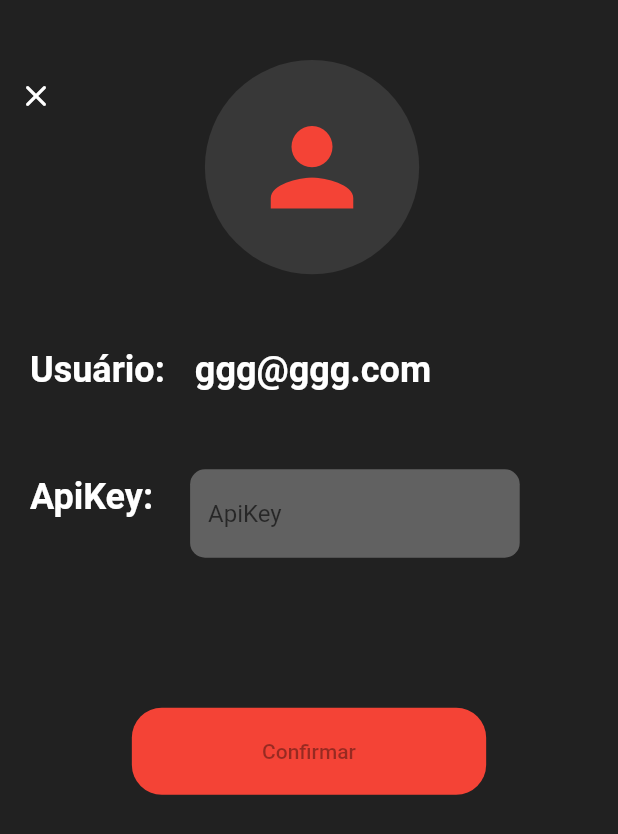
After one commit to DuvCabrera/who-writes, a Flutter app: the HomePage screen opened by its route, after a tap on the "engineering" icon, on a phone screen of 412 x 824 dp. The commit adds this screen. Shown: the top 834 px of the screen. Run offline on Flutter 3.47's test engine with Material 2 defaults, Android fonts, the phone set to English and light mode, and no system bars; our stand-ins replace firebase_auth, firebase_core, flutter_riverpod, go_router, rxdart; missing offline and left inert: open_ai_simplified; accounts and stored records are empty.

Commit message:
[WW-15] created home page

```diff
--- a/lib/common/routing.dart
+++ b/lib/common/routing.dart
@@ -3,14 +3,17 @@ import 'package:go_router/go_router.dart';
 import 'package:who_writes/presentation/auth/login/login_page.dart';
 import 'package:who_writes/presentation/auth/recover/recover_page.dart';
 import 'package:who_writes/presentation/auth/register/register_page.dart';
+import 'package:who_writes/presentation/completion/home/home_page.dart';
 
 const _loginPage = '/';
 const _registerPage = 'register';
 const _recoverPage = 'recover';
+const _homePage = 'home';
 
 const _loginPath = _loginPage;
 const _registerPath = _loginPath + _registerPage;
 const _recoverPath = _loginPath + _recoverPage;
+const _homePath = _loginPath + _homePage;
 
 final routesProvider = Provider.autoDispose<GoRouter>((ref) {
   return GoRouter(
@@ -29,6 +32,10 @@ final routesProvider = Provider.autoDispose<GoRouter>((ref) {
           ),
         ],
       ),
+      GoRoute(
+        path: _homePath,
+        builder: (context, state) => const HomePage(),
+      )
     ],
   );
 });
@@ -39,4 +46,6 @@ extension PageNavigationExtension on GoRouter {
   void pushRegisterPage() => go(_registerPath);
 
   void pushRecoverPage() => go(_recoverPath);
+
+  void pushHomePage() => go(_homePath);
 }
--- a/lib/presentation/auth/login/login_page.dart
+++ b/lib/presentation/auth/login/login_page.dart
@@ -117,8 +117,9 @@ class _LoginPageState extends ConsumerState<LoginPage> with OverlayStateMixin {
         child: SingleChildScrollView(
           child: ActionHandler<void>(
             stream: _bloc.onLoginSuccessStream,
-            // Todo(duv): criar roteamento funçao para troca de tela
-            onReceive: (value) {},
+            onReceive: (value) {
+              GoRouter.of(context).pushHomePage();
+            },
             child: ActionHandler<LoginFailState>(
               stream: _bloc.onLoginFailStream,
               onReceive: _onLoginFail,
--- /dev/null
+++ b/lib/presentation/completion/home/home_page.dart
@@ -0,0 +1,130 @@
+import 'package:flutter/material.dart';
+import 'package:flutter_riverpod/flutter_riverpod.dart';
+import 'package:who_writes/presentation/common/colors/ref_colors.dart';
+import 'package:who_writes/presentation/common/overlay_state_mixin.dart';
+import 'package:who_writes/presentation/common/responsive_size.dart';
+import 'package:who_writes/presentation/common/text_styles/ref_text_styles.dart';
+import 'package:who_writes/presentation/common/widgets/ww_button.dart';
+import 'package:who_writes/presentation/common/widgets/ww_text_field.dart';
+import 'package:who_writes/presentation/completion/home/overlays/configuration_overlay.dart';
+
+class HomePage extends ConsumerStatefulWidget {
+  const HomePage({super.key});
+
+  @override
+  ConsumerState<ConsumerStatefulWidget> createState() => _HomePageState();
+}
+
+class _HomePageState extends ConsumerState<HomePage> with OverlayStateMixin {
+  final _textController = TextEditingController();
+  Future<void> apiKeyDialogError() async {
+    await showDialog<AlertDialog>(
+      context: context,
+      builder: (context) {
+        return const AlertDialog(
+          title: Text('ApiKey não foi encontrada'),
+          content: Text('Clique no icone de configuração para inserir a chave'),
+        );
+      },
+    );
+  }
+
+  @override
+  void dispose() {
+    _textController.dispose();
+    super.dispose();
+  }
+
+  @override
+  Widget build(BuildContext context) {
+    return Scaffold(
+      backgroundColor: ref.backGroundColor,
+      body: SafeArea(
+        child: SingleChildScrollView(
+          child: Padding(
+            padding: const EdgeInsets.symmetric(horizontal: 20),
+            child: Column(
+              children: [
+                Padding(
+                  padding: const EdgeInsets.all(8),
+                  child: Row(
+                    mainAxisAlignment: MainAxisAlignment.spaceBetween,
+                    children: [
+                      Text(
+                        'Home',
+                        style: ref.loginPageOverlayTitleTS,
+                      ),
+                      Row(
+                        children: [
+                          IconButton(
+                            onPressed: () {},
+                            icon: Icon(
+                              Icons.help,
+                              color: ref.loginButtonActiveColor,
+                            ),
+                          ),
+                          IconButton(
+                            onPressed: () => toggleOverlay(
+                              ConfigurationOverlay(
+                                onClose: removeOverlay,
+                              ),
+                              ref,
+                            ),
+                            icon: Icon(
+                              Icons.engineering,
+                              color: ref.loginButtonActiveColor,
+                            ),
+                          ),
+                        ],
+                      ),
+                    ],
+                  ),
+                ),
+                AbsorbPointer(
+                  absorbing: true,
+                  child: Column(
+                    children: [
+                      Padding(
+                        padding:
+                            EdgeInsets.only(top: context.responsiveHeight(50)),
+                        child: Text(
+                          'Insira um tema',
+                          style: TextStyle(
+                              color: ref.loginButtonActiveColor, fontSize: 30),
+                        ),
+                      ),
+                      Padding(
+                        padding:
+                            EdgeInsets.only(top: context.responsiveHeight(40)),
+                        child: WWTextField(
+                          fieldName: 'Busca',
+                          fieldNameStyle: ref.loginPageTextFieldInputTextTS,
+                          controller: _textController,
+                        ),
+                      ),
+                      Padding(
+                        padding:
+                            EdgeInsets.only(top: context.responsiveHeight(100)),
+                        child: Visibility(
+                          visible: false,
+                          replacement: WWButton(
+                            text: 'Enviar',
+                            height: context.responsiveHeight(47),
+                            width: context.responsiveWidth(215),
+                          ),
+                          child: CircularProgressIndicator(
+                            color: ref.circularIndicatorColor,
+                          ),
+                        ),
+                      )
+                    ],
+                  ),
+                ),
+              ],
+            ),
+          ),
+        ),
+      ),
+    );
+  }
+}
--- /dev/null
+++ b/lib/presentation/completion/home/home_state.dart
@@ -0,0 +1,6 @@
+enum HomePageState {
+  withoutApiKey,
+  success,
+  loading,
+  error,
+}
--- /dev/null
+++ b/lib/presentation/completion/home/overlays/configuration_overlay.dart
@@ -0,0 +1,128 @@
+import 'package:flutter/material.dart';
+import 'package:flutter_riverpod/flutter_riverpod.dart';
+import 'package:who_writes/presentation/common/colors/ref_colors.dart';
+import 'package:who_writes/presentation/common/responsive_size.dart';
+import 'package:who_writes/presentation/common/text_styles/ref_text_styles.dart';
+import 'package:who_writes/presentation/common/widgets/ww_button.dart';
+import 'package:who_writes/presentation/common/widgets/ww_text_field.dart';
+
+class ConfigurationOverlay extends ConsumerStatefulWidget {
+  const ConfigurationOverlay({required this.onClose, super.key});
+  final VoidCallback onClose;
+
+  @override
+  ConsumerState<ConsumerStatefulWidget> createState() =>
+      _ConfigurationOverlayState();
+}
+
+class _ConfigurationOverlayState extends ConsumerState<ConfigurationOverlay> {
+  final _keyController = TextEditingController();
+
+  @override
+  void dispose() {
+    _keyController.dispose();
+    super.dispose();
+  }
+
+  @override
+  Widget build(BuildContext context) {
+    return Scaffold(
+      backgroundColor: ref.backGroundColor,
+      body: Center(
+        child: Column(
+          children: [
+            Padding(
+              padding: const EdgeInsets.only(top: 40),
+              child: Row(
+                crossAxisAlignment: CrossAxisAlignment.start,
+                mainAxisAlignment: MainAxisAlignment.spaceBetween,
+                children: [
+                  IconButton(
+                    onPressed: widget.onClose,
+                    icon: const Icon(
+                      Icons.close_rounded,
+                      color: Colors.white,
+                    ),
+                  ),
+                  Container(
+                    height: context.responsiveWidth(130),
+                    width: context.responsiveWidth(130),
+                    decoration: BoxDecoration(
+                      shape: BoxShape.circle,
+                      color: ref.circularIndicatorColor,
+                    ),
+                    child: Icon(
+                      Icons.person,
+                      size: context.responsiveHeight(66.67),
+                      color: ref.loginButtonActiveColor,
+                    ),
+                  ),
+                  SizedBox(
+                    width: context.responsiveWidth(40),
+                  ),
+                ],
+              ),
+            ),
+            Padding(
+              padding: const EdgeInsets.only(top: 50, left: 20),
+              child: Row(
+                children: [
+                  Text('Usuário:', style: ref.loginPageTitleTS),
+                  const SizedBox(
+                    width: 20,
+                  ),
+                  Text('ggg@ggg.com', style: ref.loginPageTitleTS)
+                ],
+              ),
+            ),
+            Padding(
+              padding: const EdgeInsets.only(top: 30, left: 20, right: 50),
+              child: Row(
+                children: [
+                  Text(
+                    'ApiKey:',
+                    style: ref.loginPageTitleTS,
+                  ),
+                  SizedBox(
+                    width: context.responsiveHeight(20),
+                  ),
+                  Visibility(
+                    visible: true,
+                    replacement: const Text(
+                      'Registrada',
+                      style: TextStyle(color: Colors.green, fontSize: 24),
+                    ),
+                    child: SizedBox(
+                      width: context.responsiveWidth(200),
+                      child: WWTextField(
+                        fieldName: '',
+                        hintText: 'ApiKey',
+                        controller: _keyController,
+                      ),
+                    ),
+                  )
+                ],
+              ),
+            ),
+            Padding(
+              padding: const EdgeInsets.only(top: 100),
+              child: Visibility(
+                visible: true,
+                replacement: WWButton(
+                  text: 'Trocar chave',
+                  height: context.responsiveHeight(47),
+                  width: context.responsiveWidth(215),
+                ),
+                child: WWButton(
+                  text: 'Confirmar',
+                  height: context.responsiveHeight(47),
+                  width: context.responsiveWidth(215),
+                ),
+              ),
+            )
+          ],
+        ),
+      ),
+    );
+  }
+}
--- a/pubspec.yaml
+++ b/pubspec.yaml
@@ -19,6 +19,7 @@ dependencies:
   firebase_auth: ^4.2.8
   firebase_core: ^2.6.1
   flutter_riverpod: ^2.2.0
+  flutter_secure_storage: ^8.0.0
   go_router: ^6.2.0
   open_ai_simplified: ^0.0.8
   path_provider: ^2.0.12
```
Also changed, not shown: lib/presentation/completion/home/home_bloc.dart (added), pubspec.lock.
